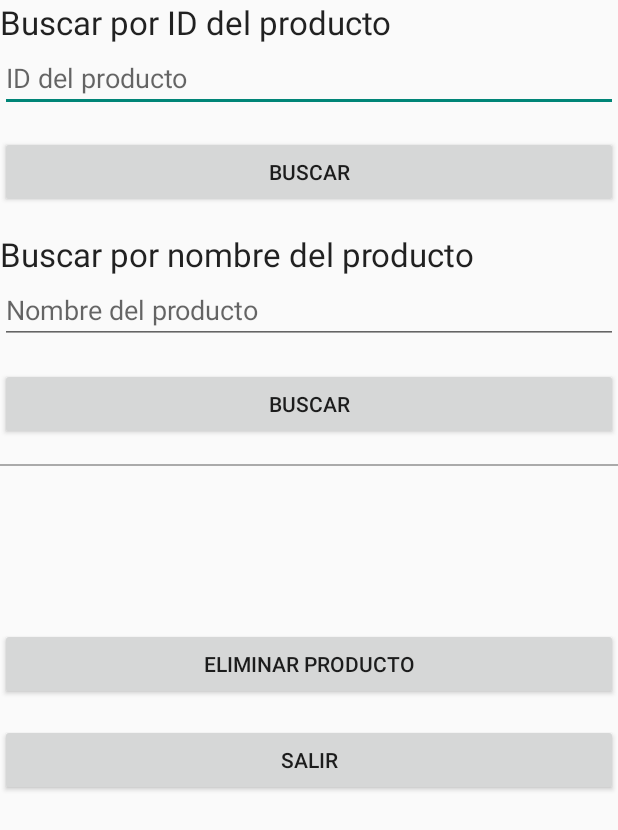
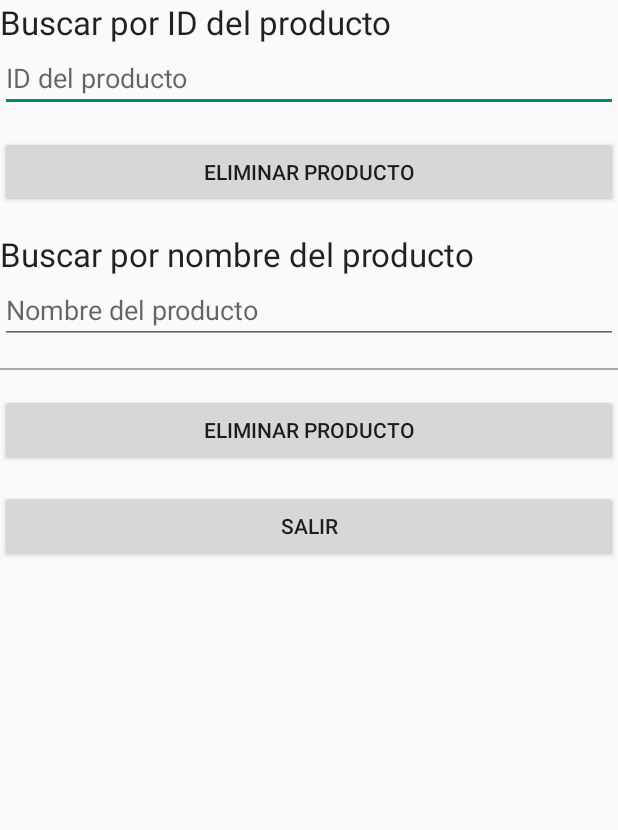
Before and after one commit to MarielaSolanoG/Tar01-Android-Prog-movil-1, an Android app built with Jetpack Compose: the DeleteProductActivity screen opened directly, with no data from a screen before it, on a phone screen of 412 x 824 dp. Shown: the top 830 px of the screen. Run offline under Robolectric (Android 15) with nearby library versions, the light colour scheme and no system bars.

Commit message:
--MUCHOS cambios :)

```diff
--- a/app/src/main/java/com/example/tooltracker/ConsultProductActivity.java
+++ b/app/src/main/java/com/example/tooltracker/ConsultProductActivity.java
@@ -53,6 +53,7 @@ public class ConsultProductActivity extends Activity {
     }
 
     public void searchProductButtonClick(View view) {
+        clearListView();
         String selectedOption = ((RadioButton) findViewById(radioGroup.getCheckedRadioButtonId())).getText().toString();
         String quantityText = editTextSearch.getText().toString();
 
--- a/app/src/main/java/com/example/tooltracker/DeleteProductActivity.java
+++ b/app/src/main/java/com/example/tooltracker/DeleteProductActivity.java
@@ -12,27 +12,22 @@ import java.util.List;
 
 public class DeleteProductActivity extends Activity {
 
-    private EditText editTextSearch;
+    private EditText editTextProductId;
+    private EditText editTextProductName;
     private ProductManager productManager;
-    private ArrayList<Product> allProducts;
-    private List<Product> filteredProducts;
 
     @Override
     protected void onCreate(Bundle savedInstanceState) {
         super.onCreate(savedInstanceState);
         setContentView(R.layout.activity_delete_product);
 
-        editTextSearch = findViewById(R.id.editTextProductId);
+        editTextProductId = findViewById(R.id.editTextProductId);
+        editTextProductName = findViewById(R.id.editTextProductName);
         productManager = MyApplication.getProductManager();
-
-        allProducts = new ArrayList<>(productManager.getProductList());
-        filteredProducts = new ArrayList<>();
-
     }
 
-    public void deleteProduct(View view) {
-        String idDeleteText = editTextSearch.getText().toString();
-        String productIdText = idDeleteText.toString();
+    public void deleteProductById(View view) {
+        String productIdText = editTextProductId.getText().toString();
 
         // Verificar si el ID del producto es válido
         if (productIdText.isEmpty()) {
@@ -43,14 +38,36 @@ public class DeleteProductActivity extends Activity {
 
         int productId = Integer.parseInt(productIdText);
         // Verificar si el ID del producto ya existe en la lista de productos
-        ProductManager productManager = MyApplication.getProductManager();
         List<Product> productList = productManager.getProductList();
         for (int i = 0; i < productList.size(); i++) {
-            if (productList.get(i).getProductId() == Integer.parseInt(productIdText)){
+            if (productList.get(i).getProductId() == productId){
                 productList.remove(i);
                 Toast.makeText(this, "Se elimino el producto", Toast.LENGTH_SHORT).show();
+                return;
             }
         }
+        Toast.makeText(this, "No se encontró producto con ese nombre", Toast.LENGTH_SHORT).show();
+    }
+    public void deleteProductByName(View view) {
+        String nameDeleteText = editTextProductName.getText().toString();
+
+        // Verificar si el ID del producto es válido
+        if (nameDeleteText.isEmpty()) {
+            // Mostrar un mensaje de error si el campo de ID del producto está vacío
+            Toast.makeText(this, "Ingrese el nombre del producto", Toast.LENGTH_SHORT).show();
+            return;
+        }
+
+        // Verificar si el ID del producto ya existe en la lista de productos
+        List<Product> productList = productManager.getProductList();
+        for (int i = 0; i < productList.size(); i++) {
+            if (productList.get(i).getName().equals(nameDeleteText)){
+                productList.remove(i);
+                Toast.makeText(this, "Se elimino el producto", Toast.LENGTH_SHORT).show();
+                return;
+            }
+        }
+        Toast.makeText(this, "No se encontró producto con ese nombre", Toast.LENGTH_SHORT).show();
     }
 
 
--- a/app/src/main/java/com/example/tooltracker/Product.java
+++ b/app/src/main/java/com/example/tooltracker/Product.java
@@ -68,7 +68,7 @@ public class Product {
     }
 
     public String toString() {
-        return "Id: " + productId + "Nombre: " + name + ", Precio costo: $" + priceCost+ ", Precio venta: $" + priceSale+ ", Cantidad: $" + quantity+
-                "Cantidad Vendido: " + quantitySold;
+        return "Id: " + productId + ", Nombre: " + name + ", Precio costo: $" + priceCost+ ", Precio venta: $" + priceSale+ ", Cantidad: $" + quantity+
+                ", Cantidad Vendido: " + quantitySold;
     }
 }
--- a/app/src/main/res/layout/activity_delete_product.xml
+++ b/app/src/main/res/layout/activity_delete_product.xml
@@ -19,12 +19,12 @@
         android:maxLines="1"
         android:singleLine="true" />
     <Button
-        android:id="@+id/buttonSearchId"
+        android:id="@+id/buttonDeleteById"
         android:layout_width="match_parent"
         android:layout_height="wrap_content"
-        android:text="Buscar"
+        android:text="Eliminar producto"
+        android:onClick="deleteProductById"
         android:layout_marginTop="16dp" />
-    <!-- Campo de búsqueda por nombre del producto -->
     <TextView
         android:id="@+id/textViewProductName"
         android:layout_width="match_parent"
@@ -42,13 +42,7 @@
         android:maxLines="1"
         android:singleLine="true" />
 
-    <!-- Botón para buscar el producto -->
-    <Button
-        android:id="@+id/buttonSearchName"
-        android:layout_width="match_parent"
-        android:layout_height="wrap_content"
-        android:text="Buscar"
-        android:layout_marginTop="16dp" />
+
 
     <!-- Separador visual -->
     <View
@@ -57,21 +51,12 @@
         android:background="@android:color/darker_gray"
         android:layout_marginTop="16dp" />
 
-    <ScrollView
-        android:layout_width="match_parent"
-        android:layout_height="92dp">
-
-        <LinearLayout
-            android:layout_width="match_parent"
-            android:layout_height="wrap_content"
-            android:orientation="vertical" />
-    </ScrollView>
     <Button
-        android:id="@+id/buttonSaveChanges"
+        android:id="@+id/buttonDeleteByName"
         android:layout_width="match_parent"
         android:layout_height="wrap_content"
         android:text="Eliminar producto"
-        android:onClick="deleteProduct"
+        android:onClick="deleteProductByName"
         android:layout_marginTop="16dp" />
     <Button
         android:id="@+id/buttonExit"
```
Also changed, not shown: app/src/main/java/com/example/tooltracker/ModifyProductActivity.java (+49 -25 lines), app/src/main/res/layout/activity_modify_product.xml (+14 -0 lines).
